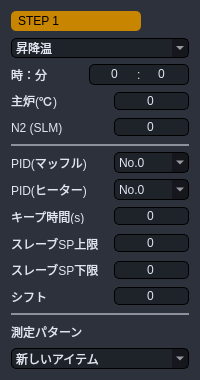
coolandy345/MS4371, file Source code/gui_main/gui/widgets/py_pattern/temp_pattern.ui: the form before one commit.
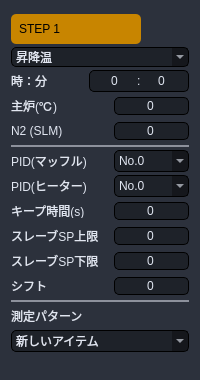
The form after the commit.

Patch:
```diff
--- a/Source code/gui_main/gui/widgets/py_pattern/temp_pattern.ui
+++ b/Source code/gui_main/gui/widgets/py_pattern/temp_pattern.ui
@@ -201,6 +201,9 @@
           <enum>QFrame::Raised</enum>
          </property>
          <layout class="QVBoxLayout" name="verticalLayout">
+          <property name="spacing">
+           <number>0</number>
+          </property>
           <property name="leftMargin">
            <number>11</number>
           </property>
@@ -218,7 +221,13 @@
             <property name="minimumSize">
              <size>
               <width>0</width>
-              <height>0</height>
+              <height>25</height>
+             </size>
+            </property>
+            <property name="maximumSize">
+             <size>
+              <width>16777215</width>
+              <height>30</height>
              </size>
             </property>
             <property name="styleSheet">
@@ -252,23 +261,15 @@
               <number>0</number>
              </property>
              <item>
-              <widget class="QLineEdit" name="Step_label">
+              <widget class="QLabel" name="Step_label">
                <property name="minimumSize">
                 <size>
                  <width>130</width>
                  <height>20</height>
                 </size>
                </property>
-               <property name="maximumSize">
-                <size>
-                 <width>75</width>
-                 <height>16777215</height>
-                </size>
-               </property>
                <property name="styleSheet">
-                <string notr="true">
-
-QLineEdit:enabled {
+                <string notr="true">QLabel:enabled {
 	font:17px &quot;游ゴシック&quot;;
 	color: rgb(0, 0, 0);
 	padding-left:5px;
@@ -276,15 +277,9 @@
 	background-color: rgb(200, 133, 0);
 	border:none;
 }
-QLineEdit:read-only {
+QLabel:disabled {
 	font:17px &quot;游ゴシック&quot;;
-	padding-left:5px;
-	border-radius: 5px;
-	background-color: rgb(73, 73, 220);
-	border:none;
-}
-QLineEdit:disabled {
-	font:17px &quot;游ゴシック&quot;;
+	color: rgb(0, 0, 0);
 	padding-left:5px;
 	border-radius: 5px;
 	background-color: rgb(0, 168, 123);
@@ -294,12 +289,6 @@
                <property name="text">
                 <string>STEP 1</string>
                </property>
-               <property name="alignment">
-                <set>Qt::AlignLeading|Qt::AlignLeft|Qt::AlignVCenter</set>
-               </property>
-               <property name="readOnly">
-                <bool>false</bool>
-               </property>
               </widget>
              </item>
              <item>
@@ -395,6 +384,18 @@
           </item>
           <item>
            <widget class="QFrame" name="frame_4">
+            <property name="minimumSize">
+             <size>
+              <width>0</width>
+              <height>22</height>
+             </size>
+            </property>
+            <property name="maximumSize">
+             <size>
+              <width>16777215</width>
+              <height>22</height>
+             </size>
+            </property>
             <property name="styleSheet">
              <string notr="true">QFrame:hover{
 	border:none;
@@ -588,6 +589,18 @@
           </item>
           <item>
            <widget class="QFrame" name="frame_8">
+            <property name="minimumSize">
+             <size>
+              <width>0</width>
+              <height>22</height>
+             </size>
+            </property>
+            <property name="maximumSize">
+             <size>
+              <width>16777215</width>
+              <height>22</height>
+             </size>
+            </property>
             <property name="styleSheet">
              <string notr="true">QFrame:hover{
 	border:none;
@@ -670,6 +683,18 @@
           </item>
           <item>
            <widget class="QFrame" name="frame_5">
+            <property name="minimumSize">
+             <size>
+              <width>0</width>
+              <height>22</height>
+             </size>
+            </property>
+            <property name="maximumSize">
+             <size>
+              <width>16777215</width>
+              <height>22</height>
+             </size>
+            </property>
             <property name="styleSheet">
              <string notr="true">QFrame:hover{
 	border:none;
@@ -785,6 +810,18 @@
           </item>
           <item>
            <widget class="QFrame" name="frame_7">
+            <property name="minimumSize">
+             <size>
+              <width>0</width>
+              <height>22</height>
+             </size>
+            </property>
+            <property name="maximumSize">
+             <size>
+              <width>16777215</width>
+              <height>22</height>
+             </size>
+            </property>
             <property name="styleSheet">
              <string notr="true">QFrame:hover{
 	border:none;
@@ -901,6 +938,18 @@
           </item>
           <item>
            <widget class="QFrame" name="frame_12">
+            <property name="minimumSize">
+             <size>
+              <width>0</width>
+              <height>22</height>
+             </size>
+            </property>
+            <property name="maximumSize">
+             <size>
+              <width>16777215</width>
+              <height>22</height>
+             </size>
+            </property>
             <property name="styleSheet">
              <string notr="true">QFrame:hover{
 	border:none;
@@ -1017,6 +1066,18 @@
           </item>
           <item>
            <widget class="QFrame" name="frame_9">
+            <property name="minimumSize">
+             <size>
+              <width>0</width>
+              <height>22</height>
+             </size>
+            </property>
+            <property name="maximumSize">
+             <size>
+              <width>16777215</width>
+              <height>22</height>
+             </size>
+            </property>
             <property name="styleSheet">
              <string notr="true">QFrame:hover{
 	border:none;
@@ -1099,6 +1160,18 @@
           </item>
           <item>
            <widget class="QFrame" name="frame_10">
+            <property name="minimumSize">
+             <size>
+              <width>0</width>
+              <height>22</height>
+             </size>
+            </property>
+            <property name="maximumSize">
+             <size>
+              <width>16777215</width>
+              <height>22</height>
+             </size>
+            </property>
             <property name="styleSheet">
              <string notr="true">QFrame:hover{
 	border:none;
@@ -1181,6 +1254,18 @@
           </item>
           <item>
            <widget class="QFrame" name="frame_11">
+            <property name="minimumSize">
+             <size>
+              <width>0</width>
+              <height>22</height>
+             </size>
+            </property>
+            <property name="maximumSize">
+             <size>
+              <width>16777215</width>
+              <height>22</height>
+             </size>
+            </property>
             <property name="styleSheet">
              <string notr="true">QFrame:hover{
 	border:none;
@@ -1263,6 +1348,18 @@
           </item>
           <item>
            <widget class="QFrame" name="frame_17">
+            <property name="minimumSize">
+             <size>
+              <width>0</width>
+              <height>22</height>
+             </size>
+            </property>
+            <property name="maximumSize">
+             <size>
+              <width>16777215</width>
+              <height>22</height>
+             </size>
+            </property>
             <property name="styleSheet">
              <string notr="true">QFrame:hover{
 	border:none;
@@ -1378,6 +1475,18 @@
           </item>
           <item>
            <widget class="QFrame" name="frame_13">
+            <property name="minimumSize">
+             <size>
+              <width>0</width>
+              <height>22</height>
+             </size>
+            </property>
+            <property name="maximumSize">
+             <size>
+              <width>16777215</width>
+              <height>22</height>
+             </size>
+            </property>
             <property name="styleSheet">
              <string notr="true">QFrame:hover{
 	border:none;
@@ -1432,6 +1541,18 @@
           </item>
           <item>
            <widget class="QFrame" name="frame_16">
+            <property name="minimumSize">
+             <size>
+              <width>0</width>
+              <height>22</height>
+             </size>
+            </property>
+            <property name="maximumSize">
+             <size>
+              <width>16777215</width>
+              <height>22</height>
+             </size>
+            </property>
             <property name="styleSheet">
              <string notr="true">QFrame:hover{
 	border:none;
```
Left out of the diff: 2 changed lines with no effect on the pictures.
